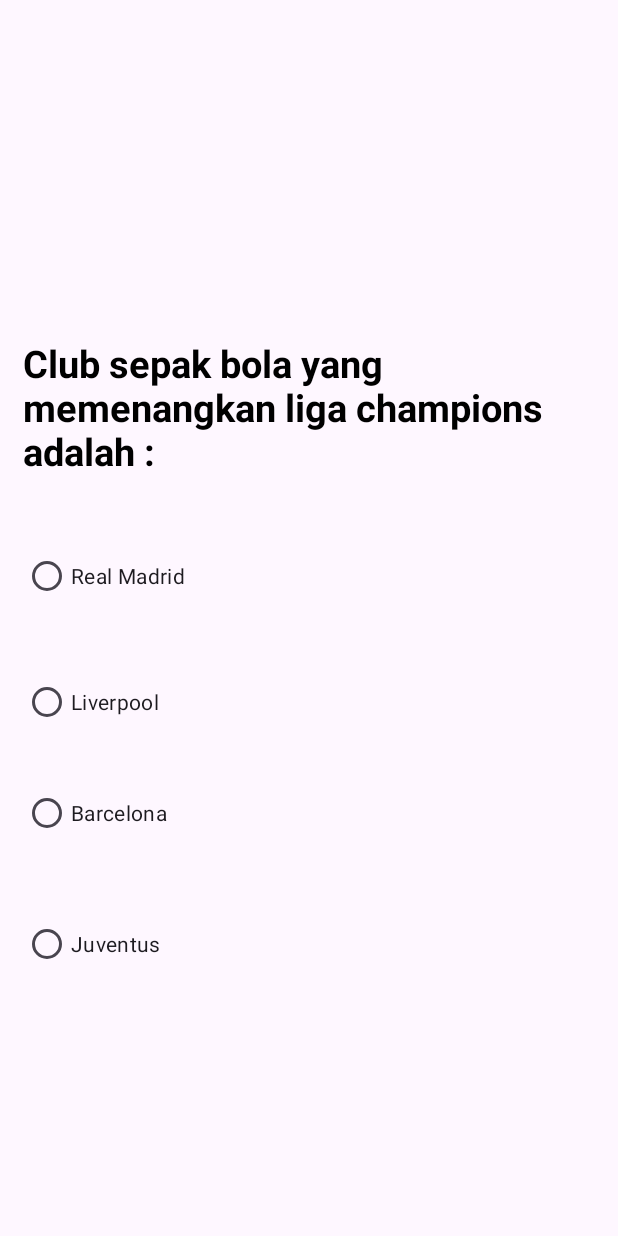
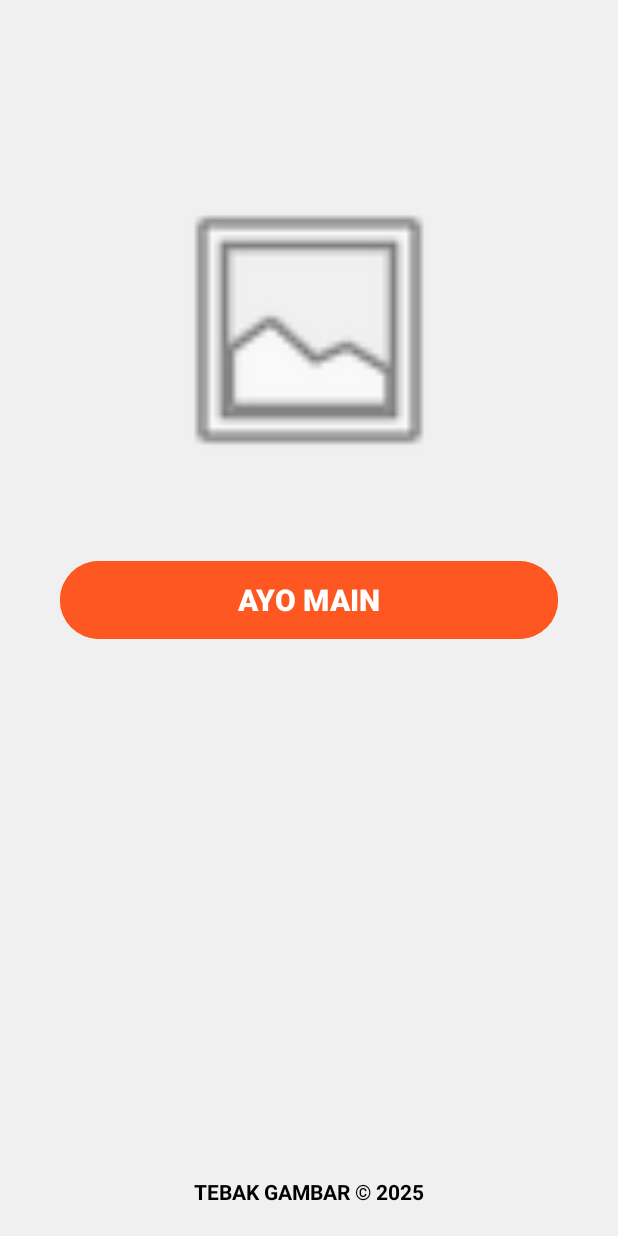
Before and after one commit to FaizalAlfriandy/Quiz-Tebak-Gambar, an Android app: the screen it shows after launch (MainActivity), on a phone screen of 412 x 824 dp. Run offline under Robolectric (Android 15) with nearby library versions, the phone set to English and light mode, and no system bars.

Commit message:
Initial Commit

```diff
--- a/app/src/main/res/layout/activity_main.xml
+++ b/app/src/main/res/layout/activity_main.xml
@@ -1,80 +1,43 @@
 <?xml version="1.0" encoding="utf-8"?>
-<RelativeLayout
-    xmlns:android="http://schemas.android.com/apk/res/android"
-    xmlns:tools="http://schemas.android.com/tools"
+<RelativeLayout xmlns:android="http://schemas.android.com/apk/res/android"
     android:layout_width="match_parent"
+    android:id="@+id/mainMenuLayout"
     android:layout_height="match_parent"
-    android:id="@+id/activity_main"
-    android:padding="15dp"
-    tools:context=".MainActivity">
+    android:background="#F0F0F0"
+    android:padding="20dp">
 
+    <!-- Logo / Mascot (Ganti src dengan gambar maskotmu) -->
+    <ImageView
+        android:id="@+id/imgLogo"
+        android:layout_width="200dp"
+        android:layout_height="200dp"
+        android:layout_centerHorizontal="true"
+        android:layout_marginTop="100dp"
+        android:src="@android:drawable/ic_menu_gallery"
+        android:contentDescription="Logo Tebak Gambar" />
 
+    <!-- Tombol AYO MAIN -->
+    <Button
+        android:id="@+id/btnAyoMain"
+        android:layout_width="match_parent"
+        android:layout_height="60dp"
+        android:layout_below="@id/imgLogo"
+        android:layout_marginTop="50dp"
+        android:layout_marginHorizontal="20dp"
+        android:backgroundTint="#FF5722"
+        android:text="AYO MAIN"
+        android:textSize="20sp"
+        android:textStyle="bold"
+        android:textColor="#FFFFFF" />
+
+    <!-- Copyright footer -->
     <TextView
-        android:id="@+id/textView"
         android:layout_width="wrap_content"
         android:layout_height="wrap_content"
-        android:layout_alignParentTop="true"
-        android:layout_marginTop="209dp"
-        android:text="Club sepak bola yang memenangkan liga champions adalah :"
-        android:textColor="@android:color/black"
-        android:textSize="25sp"
-        android:textStyle="bold" />
-
-    <RadioGroup
-        android:id="@+id/radioGroup"
-        android:layout_width="wrap_content"
-        android:layout_height="wrap_content"
-        android:layout_below="@+id/textView"
-        android:layout_marginTop="42dp">
-
-
-        <RadioButton
-            android:id="@+id/radioButton"
-            android:layout_width="wrap_content"
-            android:layout_height="wrap_content"
-            android:layout_below="@+id/radioGroup"
-            android:layout_toStartOf="@+id/radioGroup"
-            android:layout_toLeftOf="@+id/radioGroup"
-            android:foreground="?attr/selectableItemBackground"
-            android:onClick="onRadioButton"
-            android:text="Real Madrid" />
-
-        <RadioButton
-            android:id="@+id/radioButton2"
-            android:layout_width="wrap_content"
-            android:layout_height="wrap_content"
-            android:layout_below="@+id/radioButton"
-            android:layout_alignStart="@+id/radioButton"
-            android:layout_alignLeft="@+id/radioButton"
-            android:layout_marginTop="36dp"
-            android:foreground="?attr/selectableItemBackground"
-            android:onClick="onRadioButton"
-            android:text="Liverpool" />
-
-        <RadioButton
-            android:id="@+id/radioButton3"
-            android:layout_width="wrap_content"
-            android:layout_height="wrap_content"
-            android:layout_below="@+id/radioButton2"
-            android:layout_alignStart="@+id/radioButton2"
-            android:layout_alignLeft="@+id/radioButton2"
-            android:layout_marginTop="26dp"
-            android:foreground="?attr/selectableItemBackground"
-            android:onClick="onRadioButton"
-            android:text="Barcelona" />
-
-        <RadioButton
-            android:id="@+id/radioButton4"
-            android:layout_width="wrap_content"
-            android:layout_height="wrap_content"
-            android:layout_below="@+id/radioButton3"
-            android:layout_alignStart="@+id/radioButton3"
-            android:layout_alignLeft="@+id/radioButton3"
-            android:layout_marginTop="39dp"
-            android:foreground="?attr/selectableItemBackground"
-            android:onClick="onRadioButton"
-            android:text="Juventus" />
-
-    </RadioGroup>
+        android:layout_alignParentBottom="true"
+        android:layout_centerHorizontal="true"
+        android:text="TEBAK GAMBAR © 2025"
+        android:textStyle="bold"
+        android:textColor="#000000" />
 
 </RelativeLayout>
```
Also changed, not shown: app/src/main/java/com/faizal/quizkelompok1/MainActivity.kt (+151 -45 lines), app/src/main/res/layout/activity_game.xml (added, +113 -0 lines).
